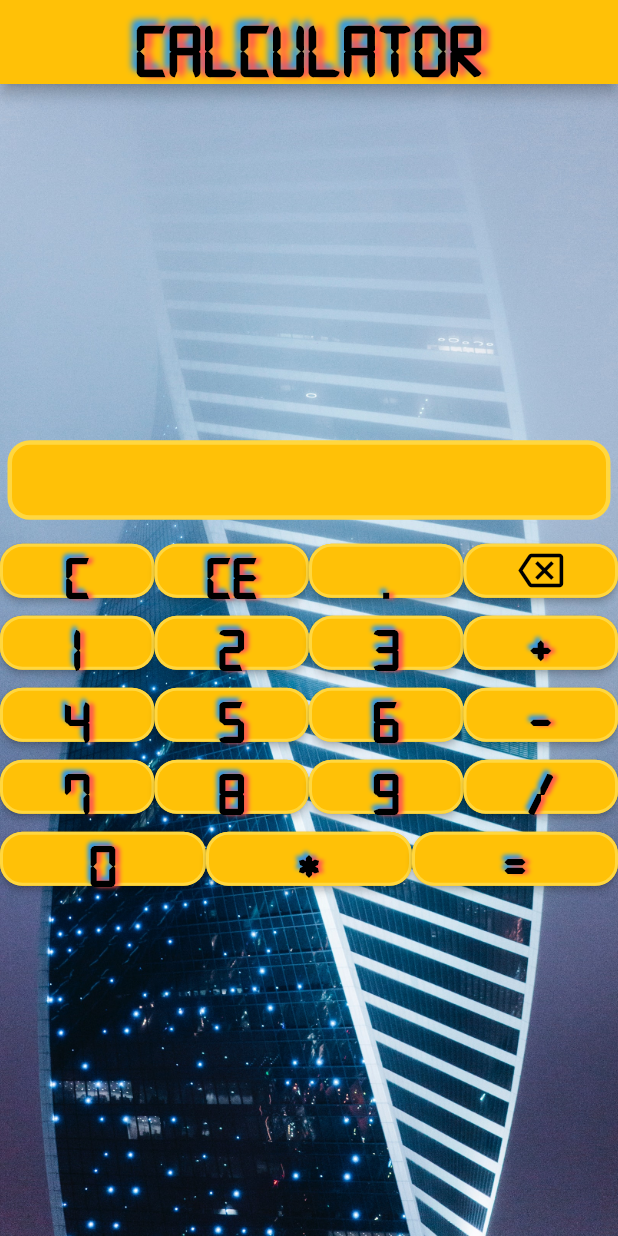
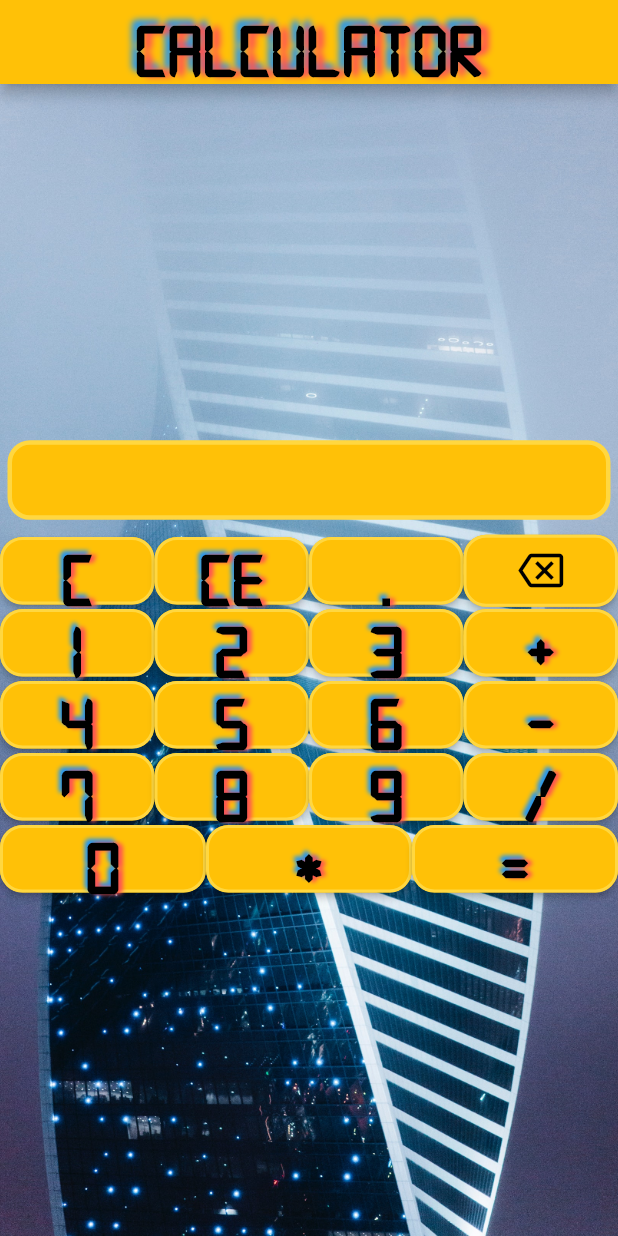
Before and after one commit to TafkaMax/ConnectFoo, a Flutter app: the screen it shows after launch, on a phone screen of 412 x 824 dp. Run offline on Flutter 3.47's test engine with Material 2 defaults, Android fonts, the light colour scheme and no system bars.

Commit message:
small UI changes

```diff
--- a/calculatorapp/lib/main.dart
+++ b/calculatorapp/lib/main.dart
@@ -27,6 +27,7 @@ class CalculatorApp extends StatelessWidget {
               width: 2,
               style: BorderStyle.solid,
             ),
+            padding: EdgeInsets.symmetric(vertical: 9),
           ),
         ),
         textTheme: TextTheme(
@@ -48,7 +49,7 @@ class CalculatorApp extends StatelessWidget {
             ],
           ),
           button: TextStyle(
-            fontSize: 40,
+            fontSize: 50,
             fontWeight: FontWeight.bold,
             color: Colors.black,
             shadows: [
```
